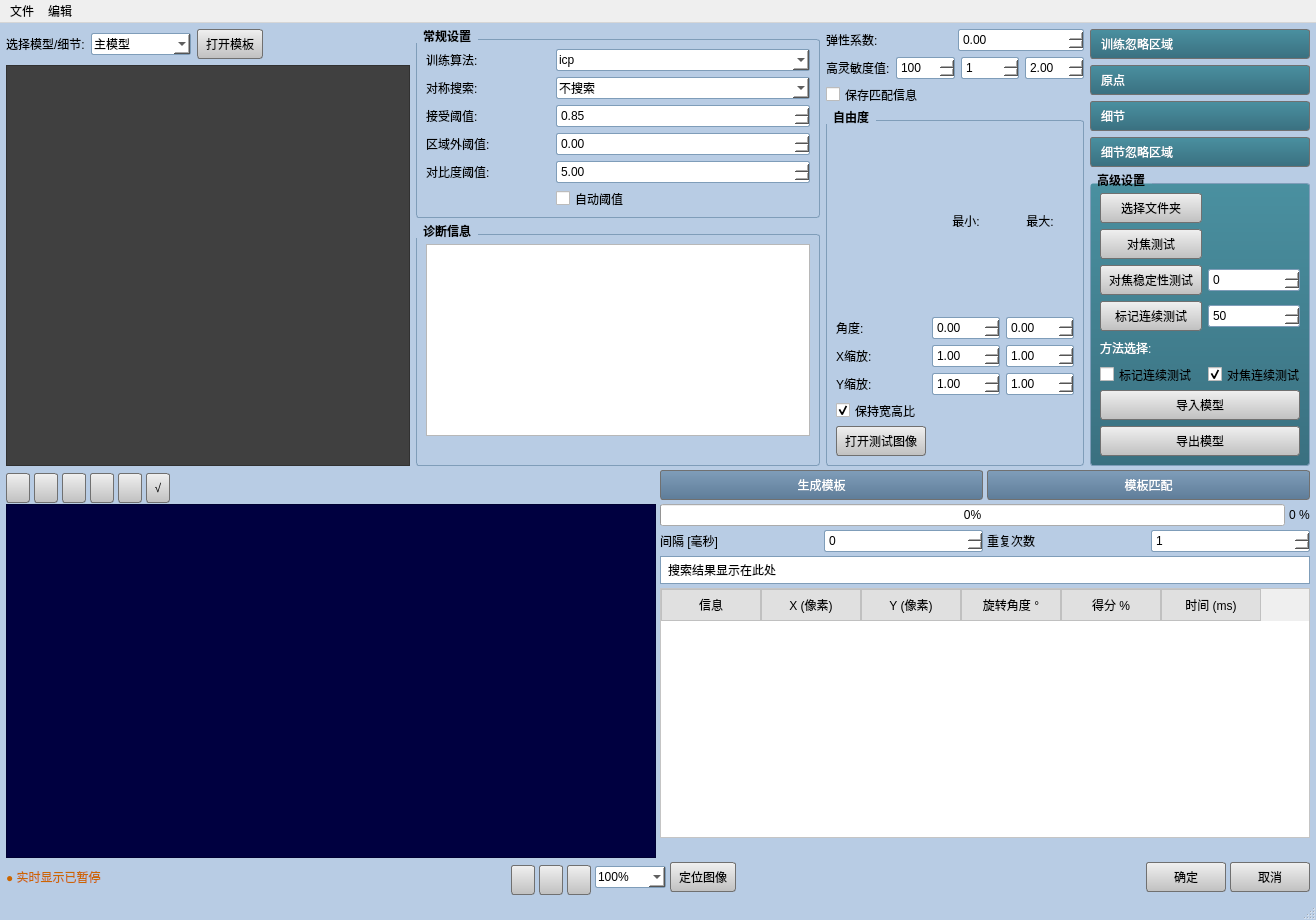
Above: module/qtgui/src/mainwindow.ui from liushui446/mark_window before the change. Below: the same form after it.
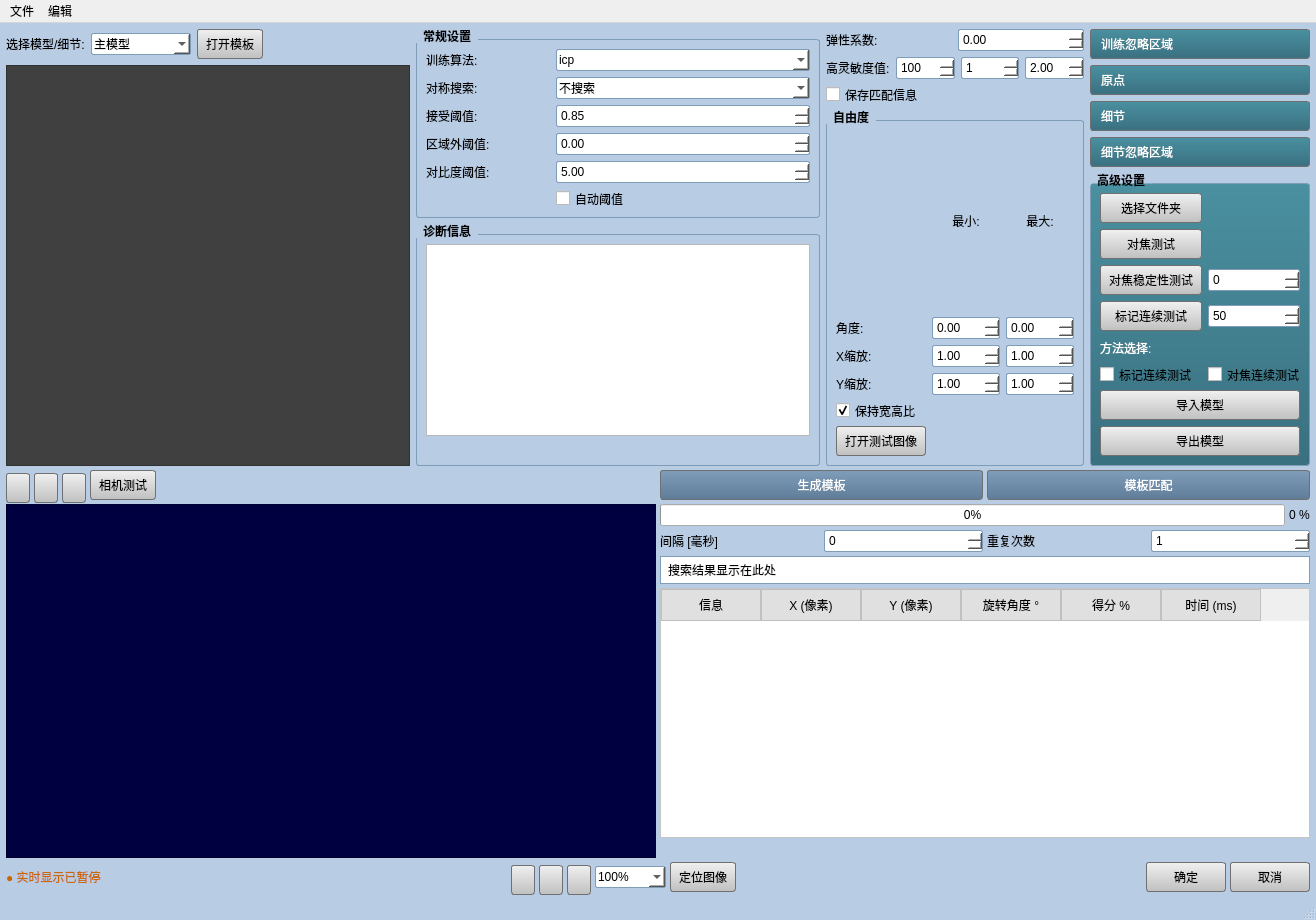
That is the form after the change. Icons and pictures are not drawn. Custom widgets are drawn as their Qt base class.

Commit message: 界面增加相机测试

What changed in the file:
```diff
--- a/module/qtgui/src/mainwindow.ui
+++ b/module/qtgui/src/mainwindow.ui
@@ -650,7 +650,7 @@
               <string>对焦连续测试</string>
              </property>
              <property name="checked">
-              <bool>true</bool>
+              <bool>false</bool>
              </property>
             </widget>
            </item>
@@ -734,48 +734,8 @@
           </item>
           <item>
            <widget class="QPushButton" name="pushButton_7">
-            <property name="maximumSize">
-             <size>
-              <width>24</width>
-              <height>24</height>
-             </size>
-            </property>
             <property name="text">
-             <string/>
-            </property>
-            <property name="icon">
-             <iconset theme="edit-copy">
-              <normaloff>.</normaloff>.</iconset>
-            </property>
-           </widget>
-          </item>
-          <item>
-           <widget class="QPushButton" name="pushButton_tool5">
-            <property name="maximumSize">
-             <size>
-              <width>24</width>
-              <height>24</height>
-             </size>
-            </property>
-            <property name="text">
-             <string/>
-            </property>
-            <property name="icon">
-             <iconset theme="applications-graphics">
-              <normaloff>.</normaloff>.</iconset>
-            </property>
-           </widget>
-          </item>
-          <item>
-           <widget class="QPushButton" name="pushButton_tool6">
-            <property name="maximumSize">
-             <size>
-              <width>24</width>
-              <height>24</height>
-             </size>
-            </property>
-            <property name="text">
-             <string>√</string>
+             <string>相机测试</string>
             </property>
            </widget>
           </item>
```
